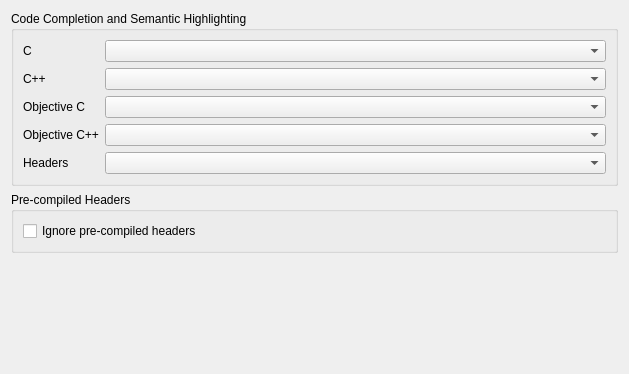
This is src/plugins/cpptools/cppcodemodelsettingspage.ui in qt-creator/qt-creator as Qt 5 draws it before an edit. The edited form follows.
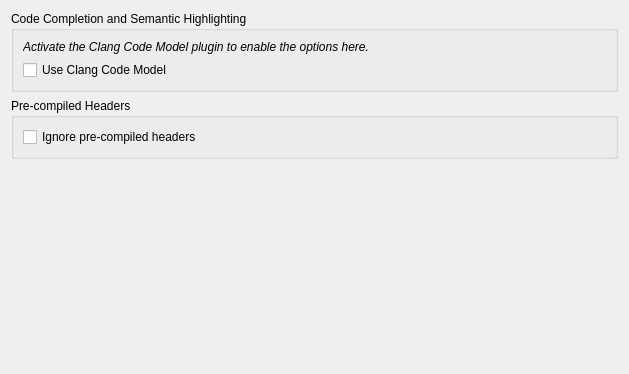
This is the edited form.

Commit message:
Clang: Activate the code model with a check box
If the plugin is not activated, show a hint.

The underlying settings are still mime type based. This will be
addressed in a follow-up change.

Diff of the .ui file:
```diff
--- a/src/plugins/cpptools/cppcodemodelsettingspage.ui
+++ b/src/plugins/cpptools/cppcodemodelsettingspage.ui
@@ -20,70 +20,23 @@
       <string>Code Completion and Semantic Highlighting</string>
      </property>
      <layout class="QFormLayout" name="formLayout">
-      <item row="0" column="0">
-       <widget class="QLabel" name="cLabel">
-        <property name="text">
-         <string>C</string>
-        </property>
-       </widget>
-      </item>
-      <item row="0" column="1">
-       <widget class="QComboBox" name="cChooser">
-        <property name="sizePolicy">
-         <sizepolicy hsizetype="Expanding" vsizetype="Fixed">
-          <horstretch>0</horstretch>
-          <verstretch>0</verstretch>
-         </sizepolicy>
-        </property>
-       </widget>
-      </item>
+      <property name="fieldGrowthPolicy">
+       <enum>QFormLayout::AllNonFixedFieldsGrow</enum>
+      </property>
       <item row="1" column="0">
-       <widget class="QLabel" name="cppLabel">
+       <widget class="QCheckBox" name="useClangCheckBox">
         <property name="text">
-         <string>C++</string>
+         <string>Use Clang Code Model</string>
         </property>
        </widget>
       </item>
-      <item row="1" column="1">
-       <widget class="QComboBox" name="cppChooser">
-        <property name="sizePolicy">
-         <sizepolicy hsizetype="MinimumExpanding" vsizetype="Fixed">
-          <horstretch>0</horstretch>
-          <verstretch>0</verstretch>
-         </sizepolicy>
-        </property>
-       </widget>
-      </item>
-      <item row="2" column="0">
-       <widget class="QLabel" name="objcLabel">
+      <item row="0" column="0">
+       <widget class="QLabel" name="activateClangCodeModelPluginHint">
         <property name="text">
-         <string>Objective C</string>
+         <string>&lt;i&gt;Activate the Clang Code Model plugin to enable the options here.&lt;/i&gt;</string>
         </property>
        </widget>
       </item>
-      <item row="2" column="1">
-       <widget class="QComboBox" name="objcChooser"/>
-      </item>
-      <item row="3" column="0">
-       <widget class="QLabel" name="objcppLabel">
-        <property name="text">
-         <string>Objective C++</string>
-        </property>
-       </widget>
-      </item>
-      <item row="3" column="1">
-       <widget class="QComboBox" name="objcppChooser"/>
-      </item>
-      <item row="4" column="0">
-       <widget class="QLabel" name="hLabel">
-        <property name="text">
-         <string>Headers</string>
-        </property>
-       </widget>
-      </item>
-      <item row="4" column="1">
-       <widget class="QComboBox" name="hChooser"/>
-      </item>
      </layout>
     </widget>
    </item>
```
The commit also changes 2 other files.
